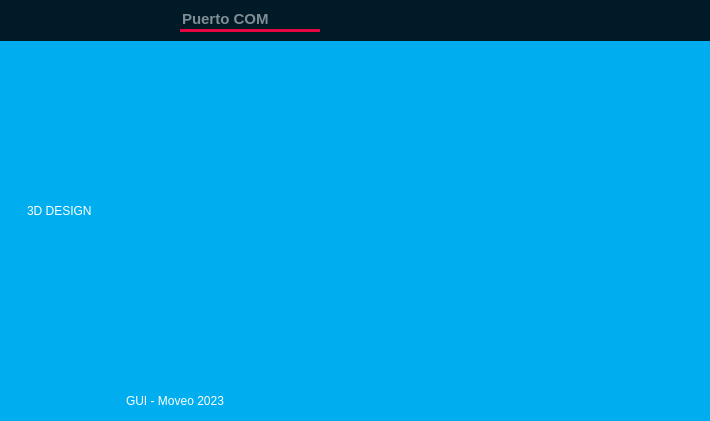
The window that form.ui (LucasZds/Moveo-Control-GUI) describes before a commit, drawn with Qt 5.
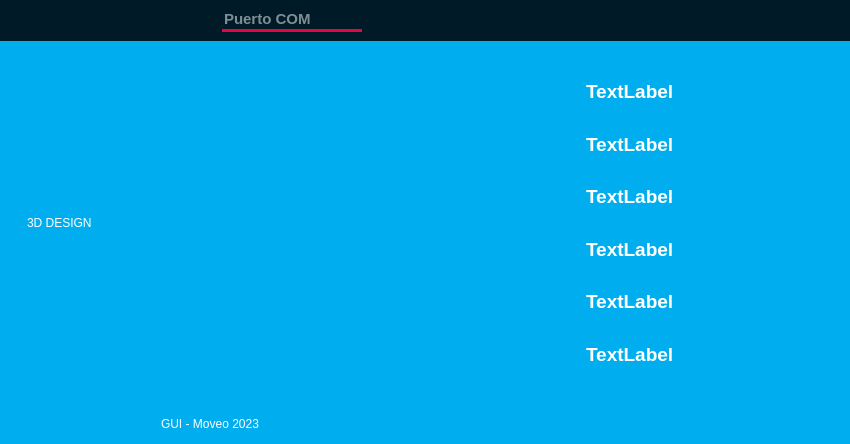
The same window after the commit. The open tabs and pages were chosen to show the change. Icons and pictures are not drawn.

Diff of the .ui file:
```diff
--- a/form.ui
+++ b/form.ui
@@ -6,13 +6,13 @@
    <rect>
     <x>0</x>
     <y>0</y>
-    <width>710</width>
-    <height>421</height>
+    <width>850</width>
+    <height>444</height>
    </rect>
   </property>
   <property name="minimumSize">
    <size>
-    <width>500</width>
+    <width>700</width>
     <height>300</height>
    </size>
   </property>
@@ -1526,7 +1526,7 @@
                   </layout>
                  </widget>
                 </item>
-                <item>
+                <item alignment="Qt::AlignHCenter">
                  <widget class="QFrame" name="frame_22">
                   <property name="frameShape">
                    <enum>QFrame::StyledPanel</enum>
@@ -1534,6 +1534,86 @@
                   <property name="frameShadow">
                    <enum>QFrame::Raised</enum>
                   </property>
+                  <layout class="QVBoxLayout" name="verticalLayout_18">
+                   <item>
+                    <widget class="QLabel" name="label_26">
+                     <property name="font">
+                      <font>
+                       <pointsize>14</pointsize>
+                       <bold>true</bold>
+                      </font>
+                     </property>
+                     <property name="text">
+                      <string>TextLabel</string>
+                     </property>
+                    </widget>
+                   </item>
+                   <item>
+                    <widget class="QLabel" name="label_27">
+                     <property name="font">
+                      <font>
+                       <pointsize>14</pointsize>
+                       <bold>true</bold>
+                      </font>
+                     </property>
+                     <property name="text">
+                      <string>TextLabel</string>
+                     </property>
+                    </widget>
+                   </item>
+                   <item>
+                    <widget class="QLabel" name="label_28">
+                     <property name="font">
+                      <font>
+                       <pointsize>14</pointsize>
+                       <bold>true</bold>
+                      </font>
+                     </property>
+                     <property name="text">
+                      <string>TextLabel</string>
+                     </property>
+                    </widget>
+                   </item>
+                   <item>
+                    <widget class="QLabel" name="label_29">
+                     <property name="font">
+                      <font>
+                       <pointsize>14</pointsize>
+                       <bold>true</bold>
+                      </font>
+                     </property>
+                     <property name="text">
+                      <string>TextLabel</string>
+                     </property>
+                    </widget>
+                   </item>
+                   <item>
+                    <widget class="QLabel" name="label_30">
+                     <property name="font">
+                      <font>
+                       <pointsize>14</pointsize>
+                       <bold>true</bold>
+                      </font>
+                     </property>
+                     <property name="text">
+                      <string>TextLabel</string>
+                     </property>
+                    </widget>
+                   </item>
+                   <item>
+                    <widget class="QLabel" name="label_31">
+                     <property name="font">
+                      <font>
+                       <pointsize>14</pointsize>
+                       <bold>true</bold>
+                      </font>
+                     </property>
+                     <property name="text">
+                      <string>TextLabel</string>
+                     </property>
+                    </widget>
+                   </item>
+                  </layout>
                  </widget>
                 </item>
                </layout>
```
Left out of the diff: 6 changed lines with no effect on the pictures.
